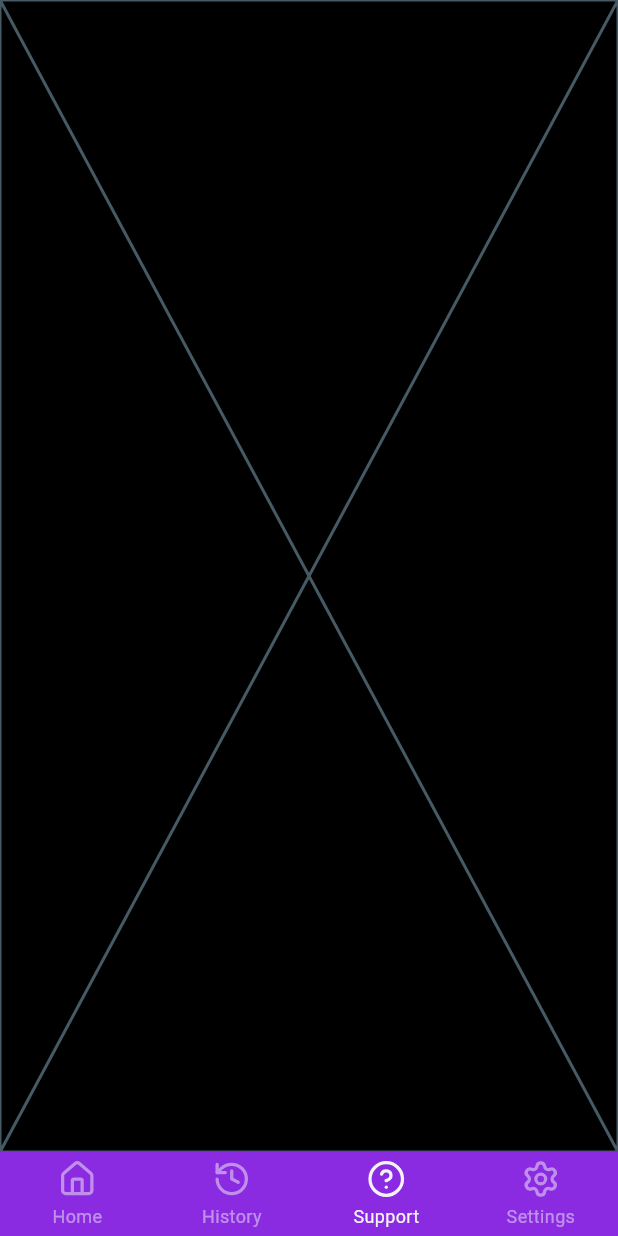
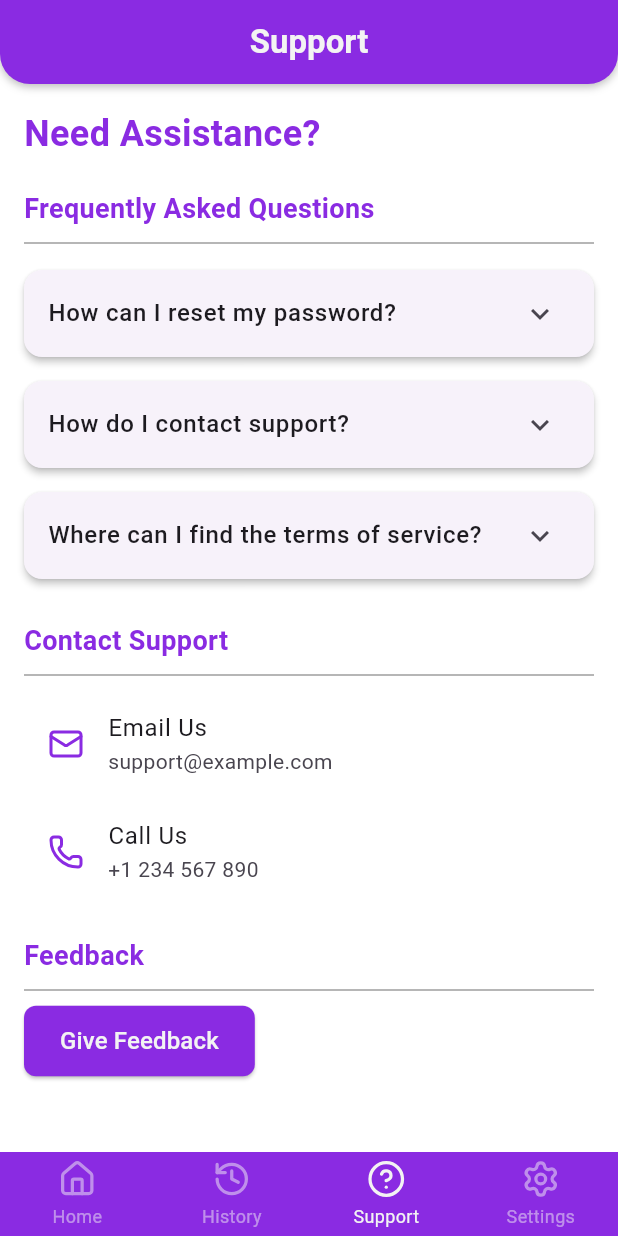
Before and after one commit to PraveenAththanayake/Snake-Bite-App, a Flutter app: the screen it shows after launch, item 3 of the bottom bar chosen, on a phone screen of 412 x 824 dp. Run offline on Flutter 3.47's test engine with Material 3 defaults, Android fonts, the phone set to English and light mode, and no system bars; drawn by our look-alikes of persistent_bottom_nav_bar; our stand-ins replace camera, lucide_icons, permission_handler.

Commit message:
feat: support screen ui

```diff
--- a/lib/features/support/support.dart
+++ b/lib/features/support/support.dart
@@ -1,10 +1,117 @@
 import 'package:flutter/material.dart';
+import 'package:lucide_icons/lucide_icons.dart';
+import 'package:snake_bite_app/core/common/widgets/appbar/appbar.dart';
+import 'package:snake_bite_app/core/common/widgets/buttons/custom_button.dart';
+import 'package:snake_bite_app/core/theme/color_palette.dart';
 
 class SupportScreen extends StatelessWidget {
   const SupportScreen({super.key});
 
   @override
   Widget build(BuildContext context) {
-    return const Placeholder();
+    return Scaffold(
+      appBar: CustomAppBar(title: 'Support'),
+      body: SingleChildScrollView(
+        padding: const EdgeInsets.all(16.0),
+        child: Column(
+          crossAxisAlignment: CrossAxisAlignment.start,
+          children: [
+            const Text(
+              'Need Assistance?',
+              style: TextStyle(
+                fontSize: 24,
+                fontWeight: FontWeight.bold,
+                color: ColorPalettes.primary,
+              ),
+            ),
+            const SizedBox(height: 20),
+
+            // FAQs Section
+            const Text(
+              'Frequently Asked Questions',
+              style: TextStyle(
+                fontSize: 18,
+                fontWeight: FontWeight.bold,
+                color: ColorPalettes.primary,
+              ),
+            ),
+            const Divider(color: Colors.grey, height: 20),
+            _buildFAQItem(
+              context,
+              question: 'How can I reset my password?',
+              answer:
+                  'To reset your password, go to the login page and click on "Forgot Password?"',
+            ),
+            _buildFAQItem(
+              context,
+              question: 'How do I contact support?',
+              answer:
+                  'You can contact support via email at support@example.com.',
+            ),
+            _buildFAQItem(
+              context,
+              question: 'Where can I find the terms of service?',
+              answer:
+                  'The terms of service can be found in the app settings under "Legal".',
+            ),
+            const SizedBox(height: 20),
+
+            // Contact Support Section
+            const Text(
+              'Contact Support',
+              style: TextStyle(
+                fontSize: 18,
+                fontWeight: FontWeight.bold,
+                color: ColorPalettes.primary,
+              ),
+            ),
+            const Divider(color: Colors.grey, height: 20),
+            const ListTile(
+              leading: Icon(LucideIcons.mail, color: ColorPalettes.primary),
+              title: Text('Email Us'),
+              subtitle: Text('support@example.com'),
+            ),
+            const ListTile(
+              leading: Icon(LucideIcons.phone, color: ColorPalettes.primary),
+              title: Text('Call Us'),
+              subtitle: Text('+1 234 567 890'),
+            ),
+            const SizedBox(height: 20),
+
+            // Feedback Section
+            const Text(
+              'Feedback',
+              style: TextStyle(
+                fontSize: 18,
+                fontWeight: FontWeight.bold,
+                color: ColorPalettes.primary,
+              ),
+            ),
+            const Divider(color: Colors.grey, height: 20),
+            CustomButton(text: 'Give Feedback', onPressed: () {})
+          ],
+        ),
+      ),
+    );
+  }
+
+  Widget _buildFAQItem(BuildContext context,
+      {required String question, required String answer}) {
+    return Card(
+      margin: const EdgeInsets.symmetric(vertical: 8.0),
+      elevation: 2,
+      child: ExpansionTile(
+        title: Text(
+          question,
+          style: const TextStyle(fontSize: 16, fontWeight: FontWeight.w500),
+        ),
+        children: [
+          Padding(
+            padding: const EdgeInsets.all(16.0),
+            child: Text(answer),
+          ),
+        ],
+      ),
+    );
   }
 }
```
